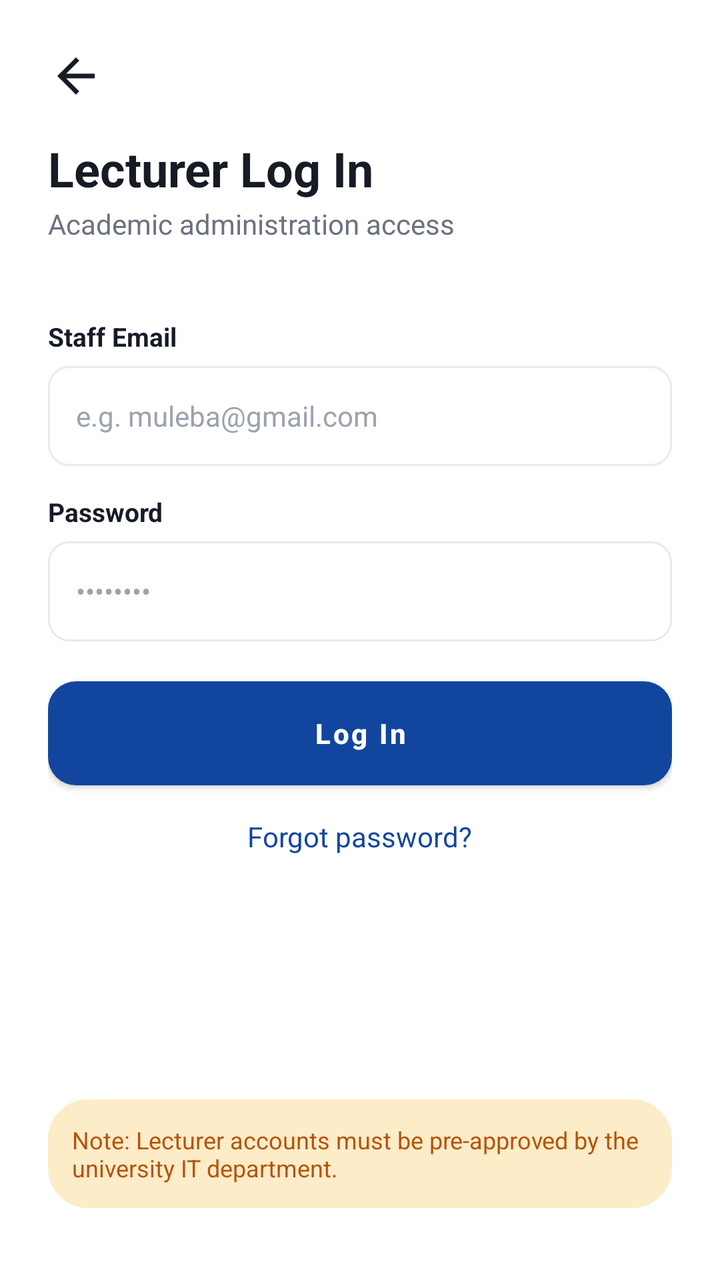
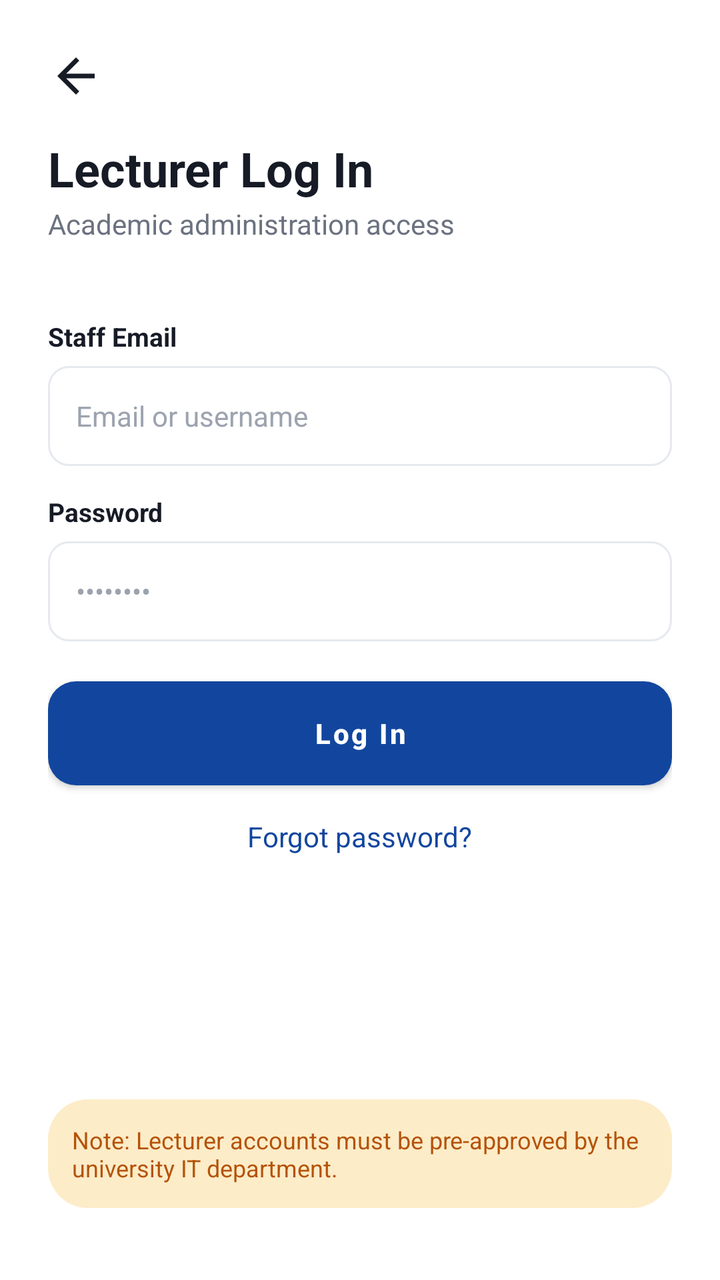

Screens rendered from an Android XML layout before and after an edit, with the pre-edit source and the edit as a unified diff.
<!-- AndroidManifest.xml: application theme Theme.CampusApp -->
<!-- res/layout/activity_lecturer_login.xml -->
<?xml version="1.0" encoding="utf-8"?>
<LinearLayout xmlns:android="http://schemas.android.com/apk/res/android"
    xmlns:app="http://schemas.android.com/apk/res-auto"
    android:layout_width="match_parent"
    android:layout_height="match_parent"
    android:background="@color/white"
    android:orientation="vertical"
    android:padding="24dp">

    <ImageView
        android:id="@+id/btnBack"
        android:layout_width="28dp"
        android:layout_height="28dp"
        android:src="@drawable/ic_back"
        app:tint="@color/text_dark"
        android:layout_marginBottom="16dp"/>

    <TextView
        android:layout_width="wrap_content"
        android:layout_height="wrap_content"
        android:text="Lecturer Log In"
        android:textColor="@color/text_dark"
        android:textSize="24sp"
        android:textStyle="bold"/>

    <TextView
        android:layout_width="wrap_content"
        android:layout_height="wrap_content"
        android:layout_marginTop="2dp"
        android:layout_marginBottom="24dp"
        android:text="Academic administration access"
        android:textColor="@color/text_gray"
        android:textSize="14sp"/>

    <TextView style="@style/InputLabel" android:text="Staff Email"/>
    <EditText android:id="@+id/etEmail" style="@style/InputField" android:hint="e.g. muleba@gmail.com" android:inputType="textEmailAddress"/>

    <TextView style="@style/InputLabel" android:text="Password"/>
    <EditText android:id="@+id/etPassword" style="@style/InputField" android:hint="••••••••" android:inputType="textPassword"/>

    <Button
        android:id="@+id/btnLogIn"
        android:layout_width="match_parent"
        android:layout_height="52dp"
        android:layout_marginTop="20dp"
        android:background="@drawable/bg_button_red"
        android:text="Log In"
        android:textAllCaps="false"
        android:textColor="@color/white"
        android:textStyle="bold"
        android:elevation="0dp"/>

    <TextView
        android:id="@+id/tvForgot"
        android:layout_width="wrap_content"
        android:layout_height="wrap_content"
        android:layout_gravity="center_horizontal"
        android:layout_marginTop="16dp"
        android:text="Forgot password?"
        android:textColor="@color/primary_blue"
        android:textSize="14sp"/>

    <View android:layout_width="0dp" android:layout_height="0dp" android:layout_weight="1"/>

    <TextView
        android:layout_width="match_parent"
        android:layout_height="wrap_content"
        android:layout_marginBottom="12dp"
        android:background="@drawable/bg_pill_orange"
        android:padding="12dp"
        android:text="Note: Lecturer accounts must be pre-approved by the university IT department."
        android:textColor="@color/badge_orange"
        android:textSize="12sp"/>

</LinearLayout>
<!-- resources referenced by this layout -->
<resources>
  <color name="badge_orange">#B45309</color>
  <color name="primary_blue">#12469E</color>
  <color name="text_dark">#161B26</color>
  <color name="text_gray">#6B7280</color>
  <color name="white">#FFFFFF</color>
  <!-- drawable bg_button_red (drawable) -->
  <?xml version="1.0" encoding="utf-8"?>
  <shape xmlns:android="http://schemas.android.com/apk/res/android" android:shape="rectangle">
      <solid android:color="@color/primary_red" />
      <corners android:radius="14dp" />
  </shape>
  <!-- drawable bg_pill_orange (drawable) -->
  <?xml version="1.0" encoding="utf-8"?>
  <shape xmlns:android="http://schemas.android.com/apk/res/android" android:shape="rectangle">
      <solid android:color="@color/badge_orange_bg" />
      <corners android:radius="20dp" />
  </shape>
  <!-- drawable ic_back (drawable) -->
  <vector xmlns:android="http://schemas.android.com/apk/res/android"
      android:width="24dp" android:height="24dp" android:viewportWidth="24" android:viewportHeight="24">
      <path android:fillColor="@android:color/white"
          android:pathData="M20,11 L7.8,11 L13.4,5.4 L12,4 L4,12 L12,20 L13.4,18.6 L7.8,13 L20,13 Z"/>
  </vector>
  <style name="InputField">
          <item name="android:layout_width">match_parent</item>
          <item name="android:layout_height">50dp</item>
          <item name="android:background">@drawable/bg_input</item>
          <item name="android:paddingLeft">14dp</item>
          <item name="android:paddingRight">14dp</item>
          <item name="android:textSize">14sp</item>
          <item name="android:textColor">@color/text_dark</item>
          <item name="android:textColorHint">@color/text_gray_light</item>
      </style>
  <style name="InputLabel">
          <item name="android:layout_width">wrap_content</item>
          <item name="android:layout_height">wrap_content</item>
          <item name="android:layout_marginTop">14dp</item>
          <item name="android:layout_marginBottom">6dp</item>
          <item name="android:textSize">13sp</item>
          <item name="android:textColor">@color/text_dark</item>
          <item name="android:textStyle">bold</item>
      </style>
  <style name="Theme.CampusApp" parent="Theme.MaterialComponents.Light.NoActionBar">
          <item name="colorPrimary">@color/primary_blue</item>
          <item name="colorPrimaryDark">@color/navy_dark</item>
          <item name="colorAccent">@color/primary_red</item>
          <item name="android:windowBackground">@color/background</item>
          <item name="android:statusBarColor">@color/navy_dark</item>
      </style>
  <color name="primary_red">#C31432</color>
  <color name="badge_orange_bg">#FDECC8</color>
  <!-- drawable bg_input (drawable) -->
  <?xml version="1.0" encoding="utf-8"?>
  <shape xmlns:android="http://schemas.android.com/apk/res/android" android:shape="rectangle">
      <solid android:color="@color/white" />
      <stroke android:width="1dp" android:color="@color/divider" />
      <corners android:radius="10dp" />
  </shape>
  <color name="text_gray_light">#9CA3AF</color>
  <color name="navy_dark">#0B2A4A</color>
  <color name="background">#F3F5F8</color>
  <color name="divider">#E6E9EE</color>
</resources>

<!-- the commit's change to res/layout/activity_lecturer_login.xml (unified diff, before → after) -->
@@ -33,7 +33,7 @@
         android:textSize="14sp"/>
 
     <TextView style="@style/InputLabel" android:text="Staff Email"/>
-    <EditText android:id="@+id/etEmail" style="@style/InputField" android:hint="e.g. muleba@gmail.com" android:inputType="textEmailAddress"/>
+    <EditText android:id="@+id/etEmail" style="@style/InputField" android:hint="Email or username" android:inputType="textEmailAddress"/>
 
     <TextView style="@style/InputLabel" android:text="Password"/>
     <EditText android:id="@+id/etPassword" style="@style/InputField" android:hint="••••••••" android:inputType="textPassword"/>
